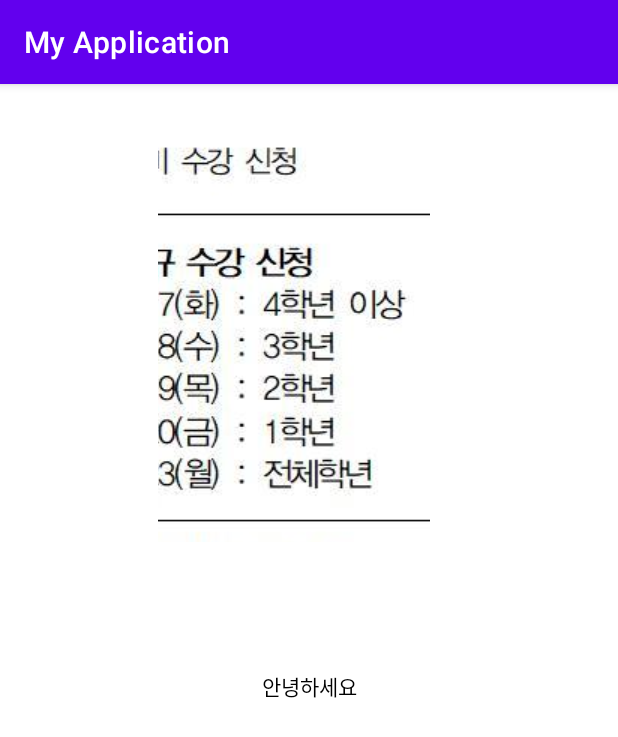
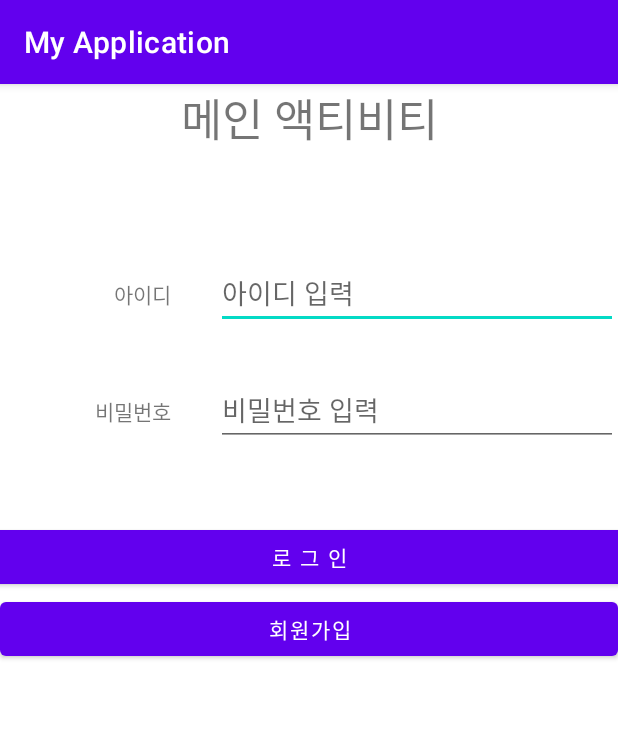
Before and after one commit to kwonjuyeong/mycapston, an Android app: the screen it shows after launch (MainActivity), on a phone screen of 412 x 824 dp. Shown: the top 737 px of the screen. Run offline under Robolectric (Android 15) with nearby library versions, the phone set to English and light mode, and no system bars.

Commit message:
login and register

```diff
--- a/app/build.gradle
+++ b/app/build.gradle
@@ -1,12 +1,15 @@
 plugins {
     id 'com.android.application'
     id 'kotlin-android'
+    id'kotlin-android-extensions'
 }
 
 android {
     compileSdkVersion 30
     buildToolsVersion "30.0.0"
-
+    buildFeatures { // 뷰 바인딩 활성화
+        viewBinding true
+    }
     defaultConfig {
         applicationId "com.example.myapplication"
         minSdkVersion 16
--- a/app/src/main/AndroidManifest.xml
+++ b/app/src/main/AndroidManifest.xml
@@ -12,6 +12,9 @@
         android:roundIcon="@mipmap/ic_launcher_round"
         android:supportsRtl="true"
         android:theme="@style/Theme.MyApplication">
+        <activity
+            android:name=".Register"
+            android:exported="true" />
         <activity android:name=".MainActivity">
             <intent-filter>
                 <action android:name="android.intent.action.MAIN" />
--- a/app/src/main/java/com/example/myapplication/MainActivity.kt
+++ b/app/src/main/java/com/example/myapplication/MainActivity.kt
@@ -1,11 +1,18 @@
 package com.example.myapplication
 
+import android.content.Intent
 import androidx.appcompat.app.AppCompatActivity
 import android.os.Bundle
+import kotlinx.android.synthetic.main.activity_main.*
+
 
 class MainActivity : AppCompatActivity() {
     override fun onCreate(savedInstanceState: Bundle?) {
         super.onCreate(savedInstanceState)
         setContentView(R.layout.activity_main)
+        mButton.setOnClickListener({
+            val intent = Intent(this, Register::class.java)
+            startActivity(intent)
+        })
     }
 }
--- a/app/src/main/res/layout/activity_main.xml
+++ b/app/src/main/res/layout/activity_main.xml
@@ -1,35 +1,82 @@
 <?xml version="1.0" encoding="utf-8"?>
-<androidx.constraintlayout.widget.ConstraintLayout xmlns:android="http://schemas.android.com/apk/res/android"
+<LinearLayout xmlns:android="http://schemas.android.com/apk/res/android"
     xmlns:app="http://schemas.android.com/apk/res-auto"
     xmlns:tools="http://schemas.android.com/tools"
     android:layout_width="match_parent"
     android:layout_height="match_parent"
+    android:orientation="vertical"
     tools:context=".MainActivity">
 
     <TextView
-        android:id="@+id/textView"
-        android:layout_width="wrap_content"
+        android:layout_width="match_parent"
         android:layout_height="wrap_content"
-        android:layout_marginBottom="356dp"
-        android:text="@string/imageview1"
-        android:textColor="@android:color/black"
-        app:layout_constraintBottom_toBottomOf="parent"
-        app:layout_constraintLeft_toLeftOf="parent"
-        app:layout_constraintRight_toRightOf="parent"
-        app:layout_constraintTop_toBottomOf="@+id/imageButton" />
+        android:text="메인 액티비티"
+        android:textSize="30sp"
+        android:gravity="center"/>
 
-    <ImageButton
-        android:id="@+id/imageButton"
-        android:layout_width="181dp"
-        android:layout_height="0dp"
-        android:layout_marginStart="105dp"
-        android:layout_marginLeft="105dp"
-        android:layout_marginTop="36dp"
-        android:layout_marginBottom="85dp"
-        android:contentDescription="@string/app_name"
-        app:layout_constraintBottom_toTopOf="@+id/textView"
-        app:layout_constraintStart_toStartOf="parent"
-        app:layout_constraintTop_toTopOf="parent"
-        app:srcCompat="@drawable/sex" />
+    <LinearLayout
+        android:layout_width="match_parent"
+        android:layout_height="wrap_content"
+        android:layout_marginTop="70dp"
+        android:orientation="horizontal"
+        android:weightSum="1">
 
-</androidx.constraintlayout.widget.ConstraintLayout>
+        <TextView
+            android:layout_width="0dp"
+            android:layout_height="wrap_content"
+            android:layout_weight=".3"
+            android:gravity="end"
+            android:text="아이디"
+            android:layout_marginRight="30dp"/>
+
+        <EditText
+            android:id="@+id/edit_id"
+            android:layout_width="0dp"
+            android:layout_height="wrap_content"
+            android:layout_weight=".7"
+            android:hint="아이디 입력"/>
+
+    </LinearLayout>
+
+    <LinearLayout
+        android:layout_width="match_parent"
+        android:layout_height="wrap_content"
+        android:layout_marginTop="30dp"
+        android:orientation="horizontal"
+        android:weightSum="1">
+
+        <TextView
+            android:layout_width="0dp"
+            android:layout_height="wrap_content"
+            android:layout_weight=".3"
+            android:gravity="end"
+            android:text="비밀번호"
+            android:layout_marginRight="30dp"/>
+
+        <EditText
+            android:id="@+id/edit_pw"
+            android:layout_width="0dp"
+            android:layout_height="wrap_content"
+            android:layout_weight=".7"
+            android:hint="비밀번호 입력"/>
+
+    </LinearLayout>
+
+    <Button
+        android:id="@+id/login_btn"
+        android:layout_width="425dp"
+        android:layout_height="wrap_content"
+        android:layout_gravity="center"
+        android:layout_marginTop="50dp"
+        android:text="로 그 인" />
+
+    <Button
+        android:id="@+id/mButton"
+        android:layout_width="match_parent"
+        android:layout_height="wrap_content"
+        android:text="회원가입" />
+
+
+
+
+</LinearLayout>
--- a/app/src/main/res/values/colors.xml
+++ b/app/src/main/res/values/colors.xml
@@ -7,4 +7,5 @@
     <color name="teal_700">#FF018786</color>
     <color name="black">#FF000000</color>
     <color name="white">#FFFFFFFF</color>
+
 </resources>
```
